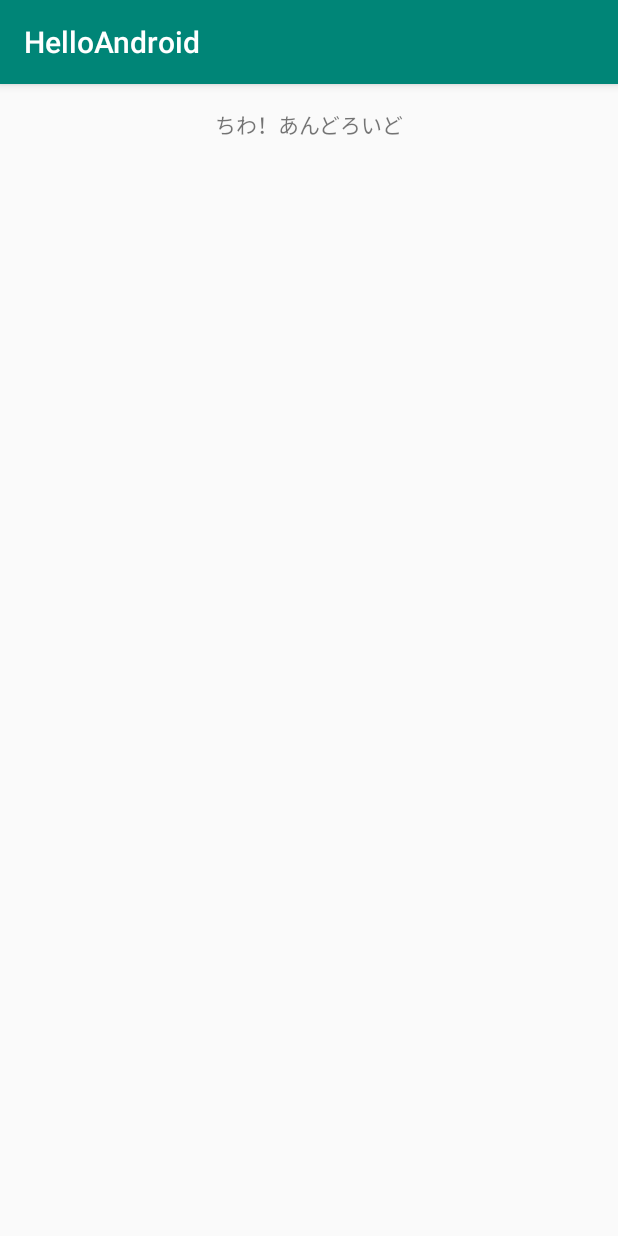
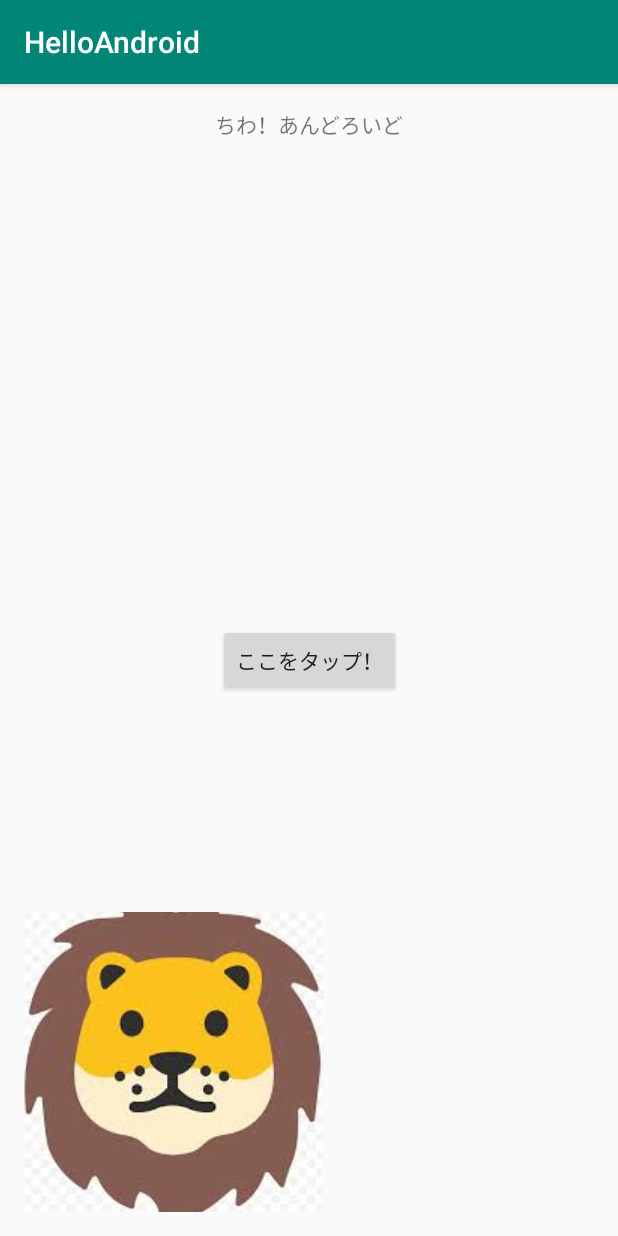
Before and after one commit to iwatos/-Android-4-, an Android app: the screen it shows after launch (MainActivity), on a phone screen of 412 x 824 dp. Run offline under Robolectric (Android 15) with nearby library versions, the phone set to English and light mode, and no system bars.

Commit message:
update:3章完了

```diff
--- a/HelloAndroid/app/src/main/java/com/example/helloandroid/MainActivity.kt
+++ b/HelloAndroid/app/src/main/java/com/example/helloandroid/MainActivity.kt
@@ -2,11 +2,16 @@ package com.example.helloandroid
 
 import androidx.appcompat.app.AppCompatActivity
 import android.os.Bundle
+import kotlinx.android.synthetic.main.activity_main.*
 
 class MainActivity : AppCompatActivity() {
 
     override fun onCreate(savedInstanceState: Bundle?) {
         super.onCreate(savedInstanceState)
         setContentView(R.layout.activity_main)
+
+        tapHere.setOnClickListener {
+            textView.text = "ボタンがタップされました"
+        }
     }
 }
--- a/HelloAndroid/app/src/main/res/layout/activity_main.xml
+++ b/HelloAndroid/app/src/main/res/layout/activity_main.xml
@@ -15,4 +15,25 @@
         app:layout_constraintEnd_toEndOf="parent"
         app:layout_constraintStart_toStartOf="parent"
         app:layout_constraintTop_toTopOf="parent" />
+
+    <Button
+        android:id="@+id/tapHere"
+        android:layout_width="wrap_content"
+        android:layout_height="wrap_content"
+        android:text="@string/tap_here"
+        app:layout_constraintBottom_toBottomOf="parent"
+        app:layout_constraintEnd_toEndOf="parent"
+        app:layout_constraintStart_toStartOf="parent"
+        app:layout_constraintTop_toTopOf="parent" />
+
+    <ImageView
+        android:id="@+id/imageView"
+        android:layout_width="200dp"
+        android:layout_height="200dp"
+        android:layout_marginStart="16dp"
+        android:layout_marginBottom="16dp"
+        android:scaleType="center"
+        app:layout_constraintBottom_toBottomOf="parent"
+        app:layout_constraintStart_toStartOf="parent"
+        app:srcCompat="@drawable/linon" />
 </androidx.constraintlayout.widget.ConstraintLayout>
--- a/HelloAndroid/app/src/main/res/values/strings.xml
+++ b/HelloAndroid/app/src/main/res/values/strings.xml
@@ -1,4 +1,5 @@
 <resources>
     <string name="app_name">HelloAndroid</string>
     <string name="hello">ちわ！あんどろいど</string>
+    <string name="tap_here">ここをタップ！</string>
 </resources>
```
Also changed, not shown: HelloAndroid/app/src/main/res/drawable/linon.jpeg (added).
